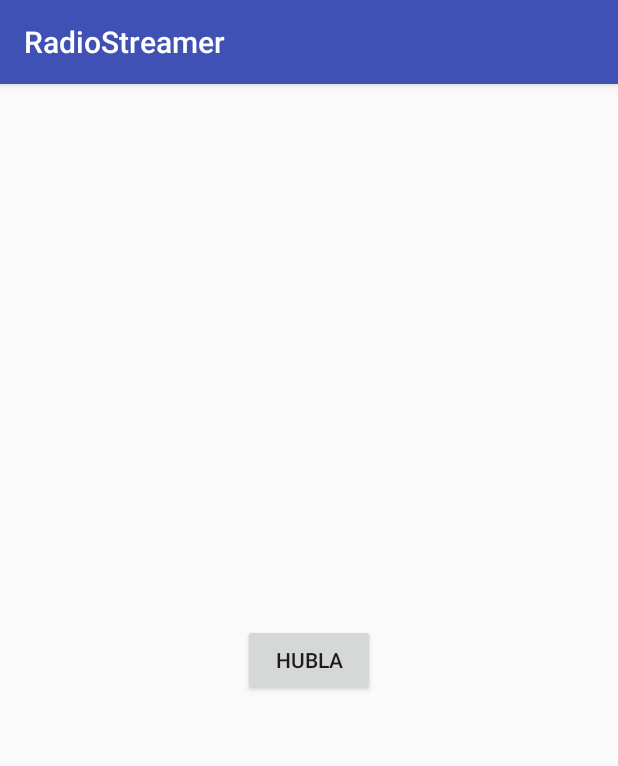
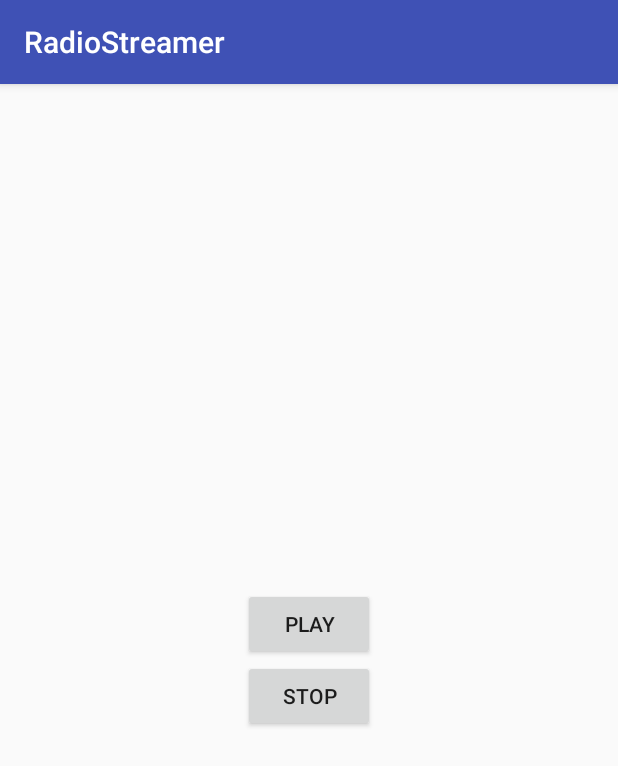
Before and after one commit to ardiibas/RadioStreamer, an Android app: the screen it shows after launch (Main before the commit, MainWithService after it), on a phone screen of 412 x 824 dp. Shown: the top 766 px of the screen. Run offline under Robolectric (Android 15) with nearby library versions, the phone set to English and light mode, and no system bars.

Commit message:
add Service, add MainWithService

```diff
--- a/app/src/main/AndroidManifest.xml
+++ b/app/src/main/AndroidManifest.xml
@@ -12,13 +12,16 @@
         android:roundIcon="@mipmap/ic_launcher_round"
         android:supportsRtl="true"
         android:theme="@style/AppTheme">
-        <activity android:name=".Main.Main">
+        <activity android:name=".Main.MainWithService">
             <intent-filter>
                 <action android:name="android.intent.action.MAIN" />
 
                 <category android:name="android.intent.category.LAUNCHER" />
             </intent-filter>
         </activity>
+
+        <service android:name=".Service.ServiceStream"
+            android:enabled="true"/>
     </application>
 
 </manifest>
--- /dev/null
+++ b/app/src/main/java/com/ibas/radiostreamer/Main/MainWithService.java
@@ -0,0 +1,41 @@
+package com.ibas.radiostreamer.Main;
+
+import android.content.Intent;
+import android.os.Bundle;
+import android.support.annotation.Nullable;
+import android.support.v7.app.AppCompatActivity;
+import android.view.View;
+import android.widget.Button;
+
+import com.ibas.radiostreamer.R;
+import com.ibas.radiostreamer.Service.ServiceStream;
+
+/**
+ * Created by Ibas on 30/05/2017.
+ */
+
+public class MainWithService extends AppCompatActivity implements View.OnClickListener {
+    Button button_play, button_stop;
+
+    @Override
+    protected void onCreate(@Nullable Bundle savedInstanceState) {
+        super.onCreate(savedInstanceState);
+        setContentView(R.layout.activity_main);
+
+        button_play = (Button)findViewById(R.id.button_play);
+        button_stop = (Button)findViewById(R.id.button_stop);
+
+        button_play.setOnClickListener(this);
+        button_stop.setOnClickListener(this);
+    }
+
+    @Override
+    public void onClick(View v) {
+        if (v == button_play){
+            startService(new Intent(MainWithService.this, ServiceStream.class));
+        }
+        if (v == button_stop){
+            stopService(new Intent(MainWithService.this, ServiceStream.class));
+        }
+    }
+}
--- a/app/src/main/res/layout/activity_main.xml
+++ b/app/src/main/res/layout/activity_main.xml
@@ -5,6 +5,7 @@
     android:layout_width="match_parent"
     android:layout_height="match_parent"
     android:gravity="center"
+    android:orientation="vertical"
     tools:context="com.ibas.radiostreamer.Main.MainActivity">
 
     <Button
@@ -12,6 +13,13 @@
         android:layout_gravity="center|center_horizontal|center_vertical"
         android:layout_width="wrap_content"
         android:layout_height="wrap_content"
-        android:text="Hubla"/>
+        android:text="Play"/>
+
+    <Button
+        android:id="@+id/button_stop"
+        android:layout_gravity="center|center_horizontal|center_vertical"
+        android:layout_width="wrap_content"
+        android:layout_height="wrap_content"
+        android:text="Stop"/>
 
 </LinearLayout>
--- a/app/src/main/res/values/strings.xml
+++ b/app/src/main/res/values/strings.xml
@@ -1,3 +1,4 @@
 <resources>
     <string name="app_name">RadioStreamer</string>
+    <string name="URL_BASE">http://stream.radioreklama.bg:80/radio1rock128</string>
 </resources>
```
Also changed, not shown: app/src/main/java/com/ibas/radiostreamer/Main/Main.java (+38 -4 lines), app/src/main/java/com/ibas/radiostreamer/Service/ServiceStream.java (added, +59 -0 lines).
